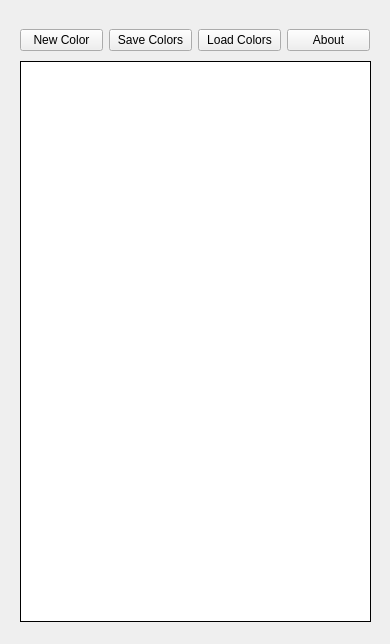
First picture: the form in ColorTool/mainwindow.ui, repository Softwave/ClrTool, before the edit.
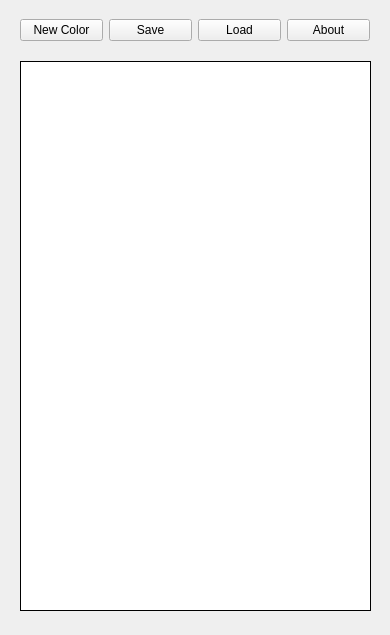
Second picture: the form after the edit.

Patch:
```diff
--- a/ColorTool/mainwindow.ui
+++ b/ColorTool/mainwindow.ui
@@ -7,7 +7,7 @@
     <x>0</x>
     <y>0</y>
     <width>390</width>
-    <height>644</height>
+    <height>635</height>
    </rect>
   </property>
   <property name="sizePolicy">
@@ -19,13 +19,13 @@
   <property name="minimumSize">
    <size>
     <width>390</width>
-    <height>644</height>
+    <height>635</height>
    </size>
   </property>
   <property name="maximumSize">
    <size>
     <width>390</width>
-    <height>644</height>
+    <height>635</height>
    </size>
   </property>
   <property name="windowTitle">
@@ -44,7 +44,7 @@
       <x>20</x>
       <y>61</y>
       <width>351</width>
-      <height>561</height>
+      <height>550</height>
      </rect>
     </property>
     <property name="styleSheet">
@@ -60,11 +60,11 @@
      <enum>QFrame::Plain</enum>
     </property>
    </widget>
-   <widget class="QWidget" name="" native="true">
+   <widget class="QWidget" name="widget" native="true">
     <property name="geometry">
      <rect>
       <x>20</x>
-      <y>20</y>
+      <y>10</y>
       <width>350</width>
       <height>41</height>
      </rect>
@@ -83,14 +83,14 @@
      <item>
       <widget class="QPushButton" name="BtnSave">
        <property name="text">
-        <string>Save Colors</string>
+        <string>Save</string>
        </property>
       </widget>
      </item>
      <item>
       <widget class="QPushButton" name="BtnLoad">
        <property name="text">
-        <string>Load Colors</string>
+        <string>Load</string>
        </property>
        <property name="autoDefault">
         <bool>false</bool>
```
Left out of the diff: 4 changed lines with no effect on the pictures.
